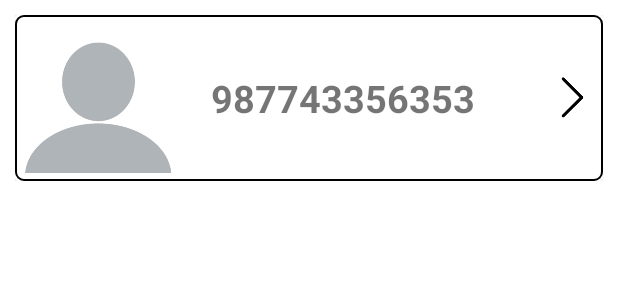
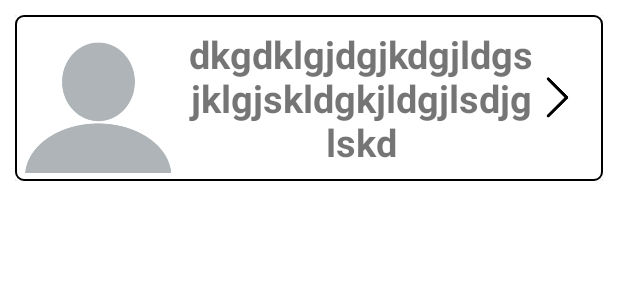
Before and after one commit to Anuj-Rai12/Contact_App, an Android app: the layout display_detail.xml on its own in the app's theme, with its tools: preview values and no code run, on a phone screen of 412 x 824 dp. Shown: the top 300 px of the screen. Run offline under Robolectric (Android 15) with nearby library versions, the phone set to English and light mode, and no system bars; Roboto replaces fonts that are not available here.

Commit message:
Removing Some Layout Bugs Status:Successfully

```diff
--- a/app/src/main/java/com/example/roomdatabase/MainActivity.kt
+++ b/app/src/main/java/com/example/roomdatabase/MainActivity.kt
@@ -103,4 +103,9 @@ class MainActivity : AppCompatActivity() {
             }
         }
     }
+
+    override fun onSupportNavigateUp(): Boolean {
+        val navController=findNavController(R.id.fragment)
+        return navController.navigateUp()||super.onSupportNavigateUp()
+    }
 }
--- a/app/src/main/res/layout/activity_main.xml
+++ b/app/src/main/res/layout/activity_main.xml
@@ -13,6 +13,7 @@
             android:layout_width="match_parent"
             android:layout_height="match_parent"
             app:defaultNavHost="true"
+            android:layout_marginBottom="70dp"
             app:layout_constraintLeft_toLeftOf="parent"
             app:layout_constraintRight_toRightOf="parent"
             app:layout_constraintTop_toTopOf="parent"
--- a/app/src/main/res/layout/display_detail.xml
+++ b/app/src/main/res/layout/display_detail.xml
@@ -1,5 +1,7 @@
 <?xml version="1.0" encoding="utf-8"?>
-<layout xmlns:android="http://schemas.android.com/apk/res/android">
+<layout xmlns:android="http://schemas.android.com/apk/res/android"
+    xmlns:app="http://schemas.android.com/apk/res-auto"
+    xmlns:tools="http://schemas.android.com/tools">
 
     <androidx.constraintlayout.widget.ConstraintLayout
         android:layout_width="match_parent"
@@ -33,9 +35,13 @@
                         android:layout_width="wrap_content"
                         android:layout_height="wrap_content"
                         android:layout_centerVertical="true"
-                        android:layout_marginLeft="25dp"
+                        android:layout_marginLeft="10dp"
+                        android:textAlignment="center"
+                        android:gravity="center"
                         android:layout_toRightOf="@id/myrecyprofile"
-                        android:text="987743356353"
+                        android:layout_toLeftOf="@id/recyArrow"
+                        android:maxWidth="100dp"
+                        android:text="dkgdklgjdgjkdgjldgsjklgjskldgkjldgjlsdjglskd"
                         android:textSize="25sp"
                         android:textStyle="bold" />
 
@@ -43,13 +49,15 @@
                         android:id="@+id/recyArrow"
                         android:layout_width="30dp"
                         android:layout_height="30dp"
+                        android:layout_alignParentRight="true"
                         android:layout_centerVertical="true"
-                        android:layout_marginLeft="50dp"
-                        android:layout_toRightOf="@id/myrecyphone"
+                        android:layout_marginRight="10dp"
                         android:background="@color/white"
                         android:src="@drawable/layoutback" />
                 </RelativeLayout>
             </LinearLayout>
         </androidx.cardview.widget.CardView>
+
+
     </androidx.constraintlayout.widget.ConstraintLayout>
 </layout>
--- a/app/src/main/res/layout/fragment_create_contact.xml
+++ b/app/src/main/res/layout/fragment_create_contact.xml
@@ -38,7 +38,7 @@
                         android:id="@+id/myprofile"
                         android:layout_width="match_parent"
                         android:layout_height="match_parent"
-                        android:scaleType="fitXY"
+                        android:scaleType="centerInside"
                         app:layout_collapseMode="parallax"
                         app:layout_collapseParallaxMultiplier="0.7"
                         app:srcCompat="@drawable/profilepicture" />
@@ -147,6 +147,9 @@
                         android:onClick="@{myvariable::setData}"
                         android:text="@string/create_pro"
                         android:textStyle="normal" />
+                    <View
+                        android:layout_width="match_parent"
+                        android:layout_height="30dp" />
                 </LinearLayout>
             </androidx.core.widget.NestedScrollView>
 
--- a/app/src/main/res/layout/fragment_fav.xml
+++ b/app/src/main/res/layout/fragment_fav.xml
@@ -12,8 +12,9 @@
         <androidx.recyclerview.widget.RecyclerView
             android:id="@+id/recyclerView"
             android:layout_width="match_parent"
-            android:layout_height="match_parent"
-            android:layout_margin="4dp" />
+            android:layout_height="wrap_content"
+            android:layout_alignParentTop="true"
+            android:layout_alignParentBottom="true"/>
 
     </RelativeLayout>
 </FrameLayout>
```
Also changed, not shown: app/src/main/java/com/example/roomdatabase/extrafragmentfile/CreateContactFragment.kt (+3 -4 lines), app/src/main/res/layout/fragment_call.xml (+7 -6 lines), app/src/main/res/layout/fragment_contact.xml (+7 -4 lines).
